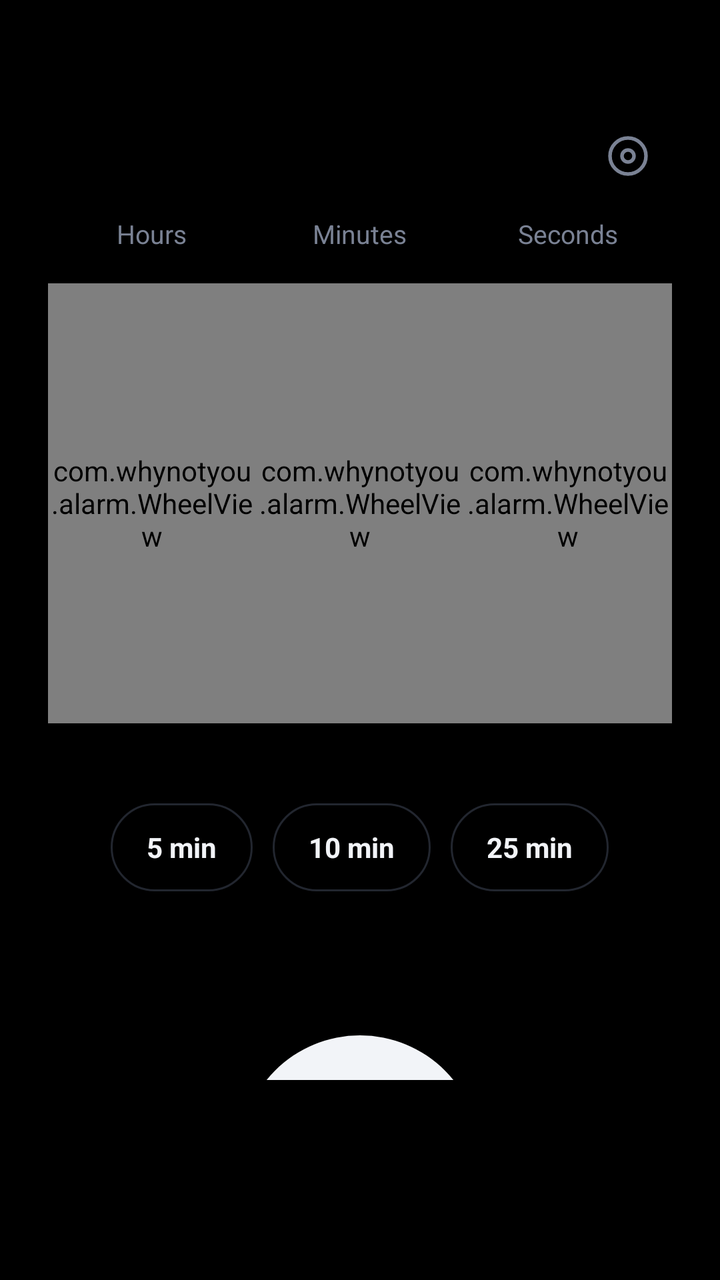
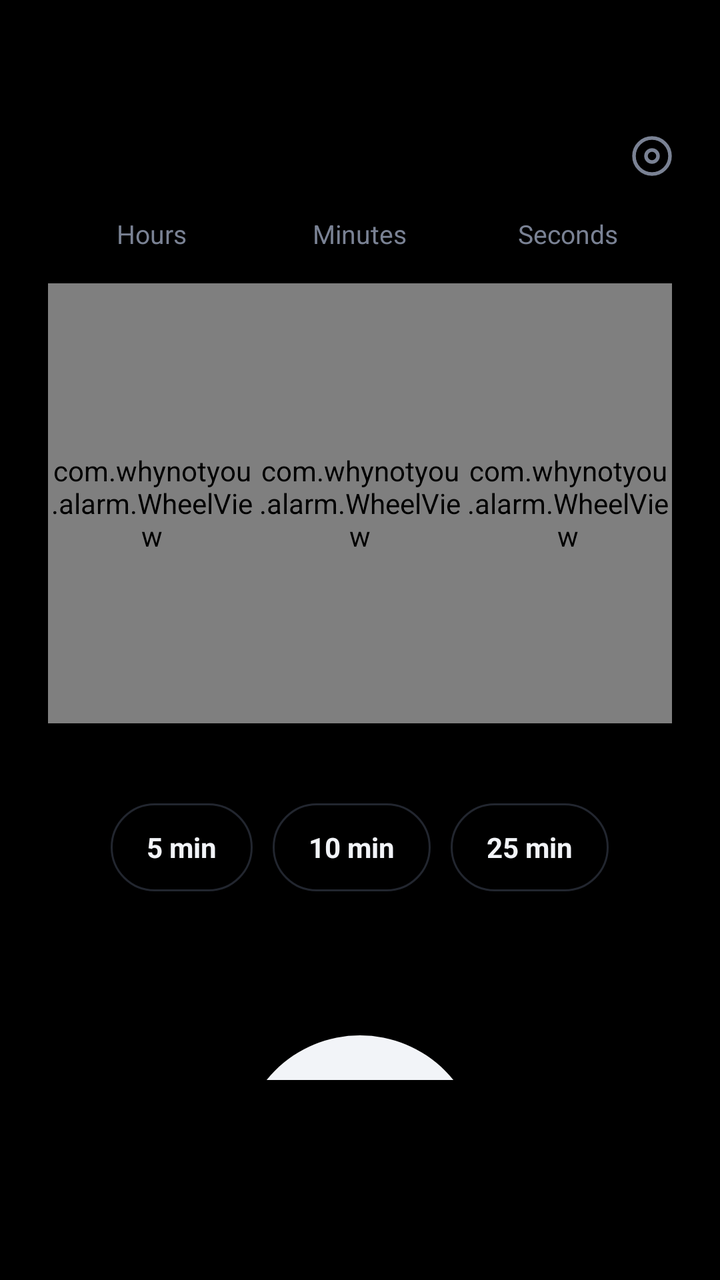

Compare the two renders of this Android layout. The source of the first and the diff that turns it into the second are given below.
<!-- AndroidManifest.xml: application theme Theme.WhyNotYou -->
<!-- res/layout/tab_timer.xml -->
<?xml version="1.0" encoding="utf-8"?>
<FrameLayout xmlns:android="http://schemas.android.com/apk/res/android"
    android:layout_width="match_parent"
    android:layout_height="match_parent">

    
    <LinearLayout
        android:id="@+id/timer_pick"
        android:layout_width="match_parent"
        android:layout_height="match_parent"
        android:gravity="center_horizontal"
        android:orientation="vertical"
        android:paddingTop="56dp"
        android:paddingBottom="100dp">

        <LinearLayout
            android:layout_width="match_parent"
            android:layout_height="44dp"
            android:gravity="end|center_vertical"
            android:orientation="horizontal"
            android:paddingEnd="24dp">
            <ImageButton
                android:id="@+id/timer_gear"
                android:layout_width="44dp"
                android:layout_height="44dp"
                android:background="@android:color/transparent"
                android:contentDescription="Timer settings"
                android:src="@drawable/ic_gear"
                android:tint="#7A8294" />
        </LinearLayout>

        <LinearLayout
            android:layout_width="match_parent"
            android:layout_height="wrap_content"
            android:layout_marginTop="8dp"
            android:gravity="center"
            android:orientation="horizontal"
            android:paddingStart="16dp"
            android:paddingEnd="16dp">
            <LinearLayout style="@style/PickerCol">
                <TextView style="@style/PickerLabel" android:text="Hours" />
                <com.whynotyou.alarm.WheelView android:id="@+id/np_h" style="@style/Picker" />
            </LinearLayout>
            <LinearLayout style="@style/PickerCol">
                <TextView style="@style/PickerLabel" android:text="Minutes" />
                <com.whynotyou.alarm.WheelView android:id="@+id/np_m" style="@style/Picker" />
            </LinearLayout>
            <LinearLayout style="@style/PickerCol">
                <TextView style="@style/PickerLabel" android:text="Seconds" />
                <com.whynotyou.alarm.WheelView android:id="@+id/np_s" style="@style/Picker" />
            </LinearLayout>
        </LinearLayout>

        <LinearLayout
            android:layout_width="wrap_content"
            android:layout_height="wrap_content"
            android:layout_marginTop="40dp"
            android:orientation="horizontal">
            <TextView android:id="@+id/preset_1" style="@style/Preset" android:text="5 min" />
            <TextView android:id="@+id/preset_2" style="@style/Preset" android:layout_marginStart="10dp" android:text="10 min" />
            <TextView android:id="@+id/preset_3" style="@style/Preset" android:layout_marginStart="10dp" android:text="25 min" />
        </LinearLayout>

        <Button
            android:id="@+id/timer_start"
            android:layout_width="120dp"
            android:layout_height="120dp"
            android:layout_marginTop="72dp"
            android:background="@drawable/bg_circle_amber"
            android:text="Start"
            android:textAllCaps="false"
            android:textColor="#000000"
            android:textSize="18sp"
            android:textStyle="bold" />
    </LinearLayout>

    
    <LinearLayout
        android:id="@+id/timer_run"
        android:layout_width="match_parent"
        android:layout_height="match_parent"
        android:gravity="center_horizontal"
        android:orientation="vertical"
        android:paddingTop="140dp"
        android:paddingBottom="100dp"
        android:visibility="gone">
        <TextView
            android:id="@+id/timer_remaining"
            android:layout_width="wrap_content"
            android:layout_height="wrap_content"
            android:text="23:00"
            android:textColor="#F2F4F8"
            android:textSize="80sp"
            android:textStyle="bold"
            android:letterSpacing="-0.03" />
        <com.whynotyou.alarm.OrbView
            android:id="@+id/timer_orb"
            android:layout_width="160dp"
            android:layout_height="160dp"
            android:layout_marginTop="56dp" />
        <View android:layout_width="0dp" android:layout_height="0dp" android:layout_weight="1" />
        <LinearLayout
            android:layout_width="wrap_content"
            android:layout_height="wrap_content"
            android:orientation="horizontal">
            <Button android:id="@+id/timer_cancel" style="@style/BigRoundOutline" android:text="Cancel" />
            <Button android:id="@+id/timer_pause" style="@style/BigRoundAmber" android:layout_marginStart="48dp" android:text="Pause" />
        </LinearLayout>
    </LinearLayout>
</FrameLayout>
<!-- resources referenced by this layout -->
<resources>
  <!-- drawable bg_circle_amber (drawable) -->
  <?xml version="1.0" encoding="utf-8"?>
  <shape xmlns:android="http://schemas.android.com/apk/res/android" android:shape="oval">
      <solid android:color="#F2F4F8" />
  </shape>
  <style name="BigRoundAmber">
          <item name="android:layout_width">96dp</item>
          <item name="android:layout_height">96dp</item>
          <item name="android:background">@drawable/bg_circle_amber</item>
          <item name="android:textAllCaps">false</item>
          <item name="android:textColor">#000000</item>
          <item name="android:textSize">16sp</item>
          <item name="android:textStyle">bold</item>
      </style>
  <style name="BigRoundOutline">
          <item name="android:layout_width">96dp</item>
          <item name="android:layout_height">96dp</item>
          <item name="android:background">@drawable/bg_circle_secondary</item>
          <item name="android:textAllCaps">false</item>
          <item name="android:textColor">#B8BFCC</item>
          <item name="android:textSize">16sp</item>
          <item name="android:textStyle">bold</item>
      </style>
  <style name="Picker">
          <item name="android:layout_width">match_parent</item>
          <item name="android:layout_height">220dp</item>
      </style>
  <style name="PickerCol">
          <item name="android:layout_width">104dp</item>
          <item name="android:layout_height">wrap_content</item>
          <item name="android:orientation">vertical</item>
          <item name="android:gravity">center_horizontal</item>
      </style>
  <style name="PickerLabel">
          <item name="android:layout_width">wrap_content</item>
          <item name="android:layout_height">wrap_content</item>
          <item name="android:layout_marginBottom">16dp</item>
          <item name="android:textColor">#7A8294</item>
          <item name="android:textSize">13sp</item>
      </style>
  <style name="Preset">
          <item name="android:layout_width">wrap_content</item>
          <item name="android:layout_height">44dp</item>
          <item name="android:gravity">center</item>
          <item name="android:paddingStart">18dp</item>
          <item name="android:paddingEnd">18dp</item>
          <item name="android:background">@drawable/bg_pill_outline</item>
          <item name="android:textColor">#F2F4F8</item>
          <item name="android:textSize">14sp</item>
          <item name="android:textStyle">bold</item>
      </style>
  <!-- drawable bg_circle_secondary (drawable) -->
  <?xml version="1.0" encoding="utf-8"?>
  <shape xmlns:android="http://schemas.android.com/apk/res/android" android:shape="oval">
      <solid android:color="#15181F" />
  </shape>
  <!-- drawable bg_pill_outline (drawable) -->
  <?xml version="1.0" encoding="utf-8"?>
  <shape xmlns:android="http://schemas.android.com/apk/res/android" android:shape="rectangle">
      <solid android:color="#000000" />
      <stroke android:width="1dp" android:color="#22262F" />
      <corners android:radius="28dp" />
  </shape>
  <style name="TimePickerDark" parent="android:Widget.Material.TimePicker">
          <item name="android:headerBackground">#0B0D12</item>
          <item name="android:numbersBackgroundColor">#15181F</item>
          <item name="android:numbersSelectorColor">#F2F4F8</item>
          <item name="android:numbersTextColor">#F2F4F8</item>
      </style>
  <style name="DialogDark" parent="Theme.MaterialComponents.Dialog">
          <item name="colorPrimary">#F2F4F8</item>
          <item name="colorAccent">#F2F4F8</item>
          <item name="android:background">#0B0D12</item>
          <item name="android:textColorPrimary">#F2F4F8</item>
          <item name="android:textColorSecondary">#7A8294</item>
      </style>
  <!-- unchanged entries left out for length: 2 -->
</resources>

<!-- the commit's change to res/layout/tab_timer.xml (unified diff, before → after) -->
@@ -18,7 +18,7 @@
             android:layout_height="44dp"
             android:gravity="end|center_vertical"
             android:orientation="horizontal"
-            android:paddingEnd="24dp">
+            android:paddingEnd="12dp">
             <ImageButton
                 android:id="@+id/timer_gear"
                 android:layout_width="44dp"
